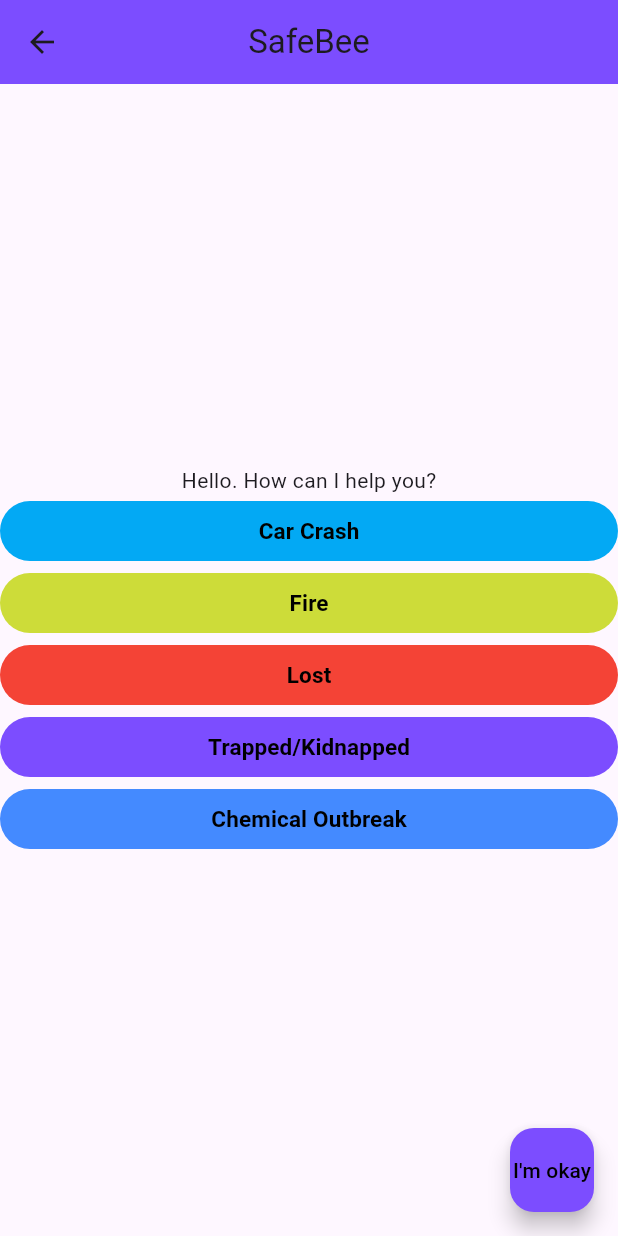
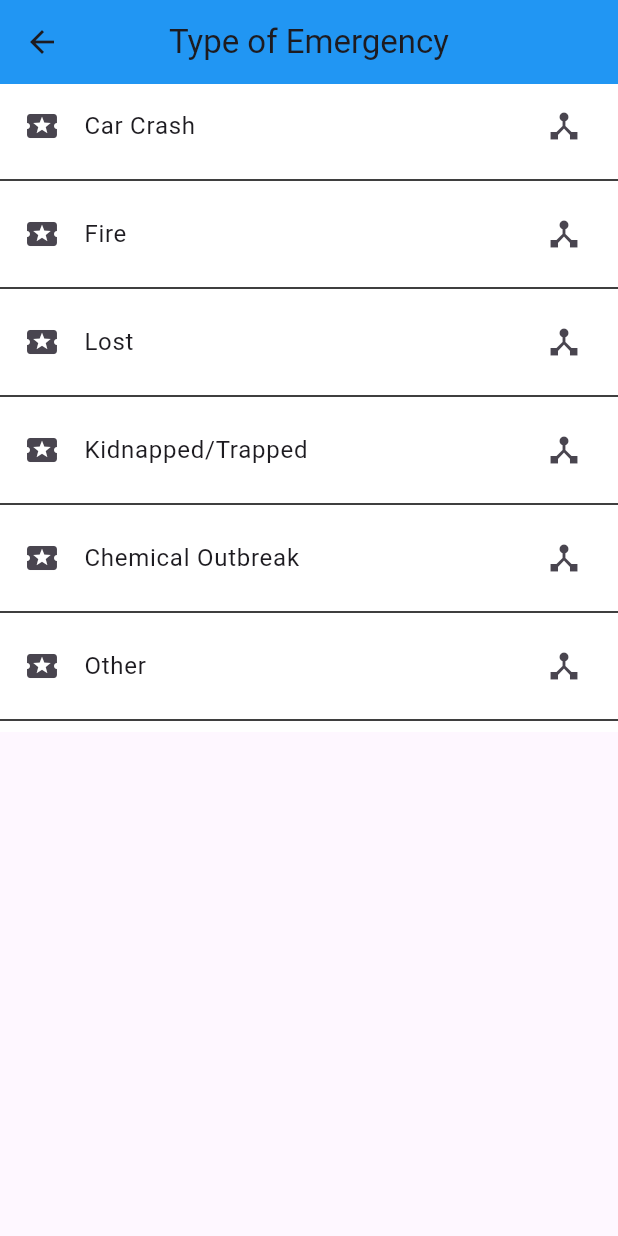
Before and after one commit to rahmaseid/safebee, a Flutter app: the EmergencyScreen screen opened by its route, on a phone screen of 412 x 824 dp. Run offline on Flutter 3.47's test engine with Material 3 defaults, Android fonts, the phone set to English and light mode, and no system bars; our stand-ins replace font_awesome_flutter, get_it, google_maps_flutter, location, shared_preferences; accounts and stored records are empty; Roboto replaces fonts that are missing (Ubuntu).

Commit message:
Update 2nd_page.dart

```diff
--- a/lib/2nd_page.dart
+++ b/lib/2nd_page.dart
@@ -8,112 +8,40 @@ class EmergencyScreen extends StatelessWidget {
   Widget build(BuildContext context) {
     return Scaffold(
       appBar: AppBar(
-        title: const Text('SafeBee'),
+        title: const Text('Type of Emergency'),
         centerTitle: true,
-        backgroundColor: Colors.deepPurpleAccent,
+        backgroundColor: Colors.blue,
+        //color: Colors.white,
       ),
-      //body: const Row(
-        //mainAxisAlignment: MainAxisAlignment.center,
-        //  crossAxisAlignment: CrossAxisAlignment.center,
-        //children: <Widget> [
-            //Text('Hello world. How can I help you?'),
-        //],
-      //),
-      body: const Column(
-        mainAxisAlignment: MainAxisAlignment.center,
-        crossAxisAlignment: CrossAxisAlignment.stretch,
-        children: <Widget> [
-          Row(
+
+      body: ListView.separated(
+        itemBuilder: (BuildContext context, int index) {
+          List <String> names = ['Car Crash','Fire', 'Lost', 'Kidnapped/Trapped','Chemical Outbreak','Other' ];
+          return Container(
+            constraints: BoxConstraints(
+              minHeight: 50, // Adjust this according to your needs
+            ),
+            color: Colors.white,
+            child: Column(
               mainAxisAlignment: MainAxisAlignment.center,
               crossAxisAlignment: CrossAxisAlignment.center,
-            children: <Widget> [
-              Text('Hello. How can I help you?')
-            ],
+              children: [
+                ListTile(
+                  trailing: Icon(Icons.device_hub),
+                  title: Text('${names[index]}'),
+                  leading: Icon(Icons.local_activity),
                 ),
-          TextButton(
-            onPressed: null,
-            style: ButtonStyle(
-             backgroundColor: MaterialStatePropertyAll(Colors.lightBlue),
-            ),
-            child: Text("Car Crash",
-              style: TextStyle(
-                fontFamily: 'Ubuntu',
-                fontWeight: FontWeight.bold,
-                fontSize: 15.0,
+                Divider(
                   color: Colors.black,
-              ),
-            ),
-          ),
-          TextButton(
-            onPressed: null,
-            style: ButtonStyle(
-              backgroundColor: MaterialStatePropertyAll(Colors.lime)
-            ),
-            child: Text("Fire",
-              style: TextStyle(
-                fontFamily: 'Ubuntu',
-                fontWeight: FontWeight.bold,
-                fontSize: 15.0,
-                color: Colors.black,
-              ),
-            ),
-          ),
-          TextButton(
-            onPressed: null,
-            style: ButtonStyle(
-              backgroundColor: MaterialStatePropertyAll(Colors.red)
-            ),
-            child: Text("Lost",
-              style: TextStyle(
-                fontFamily: 'Ubuntu',
-                fontWeight: FontWeight.bold,
-                fontSize: 15.0,
-                color: Colors.black,
-              ),
-            ),
-          ),
-        TextButton(
-          onPressed: null,
-          style: ButtonStyle(
-              backgroundColor: MaterialStatePropertyAll(Colors.deepPurpleAccent)
-          ),
-          child: Text("Trapped/Kidnapped",
-            style: TextStyle(
-              fontFamily: 'Ubuntu',
-              fontWeight: FontWeight.bold,
-              fontSize: 15.0,
-              color: Colors.black,
-              ),
-            ),
-          ),
-        TextButton(
-          onPressed: null,
-          style: ButtonStyle(
-              backgroundColor: MaterialStatePropertyAll(Colors.blueAccent)
-          ),
-          child: Text("Chemical Outbreak",
-            style: TextStyle(
-              fontFamily: 'Ubuntu',
-              fontWeight:FontWeight.bold,
-              fontSize: 15.0,
-              color: Colors.black,
-              )
-            ),
+                  thickness: 1, // Adjust the thickness of the divider if needed
                 ),
               ],
             ),
-
-      floatingActionButton: FloatingActionButton(
-        onPressed: (){},
-        backgroundColor: Colors.deepPurpleAccent,
-        child: const Text(
-          "I'm okay",
-        style: TextStyle(
-          fontFamily: 'Ubuntu',
-          color: Colors.black,
+          );
+        },
+        separatorBuilder: (BuildContext context, int index) => SizedBox(height: 0),
+        itemCount: 6,
       ),
-      ),
-    ));
-
+    );
   }
 }
```
Lines whose indentation alone changed are shown as unchanged.
